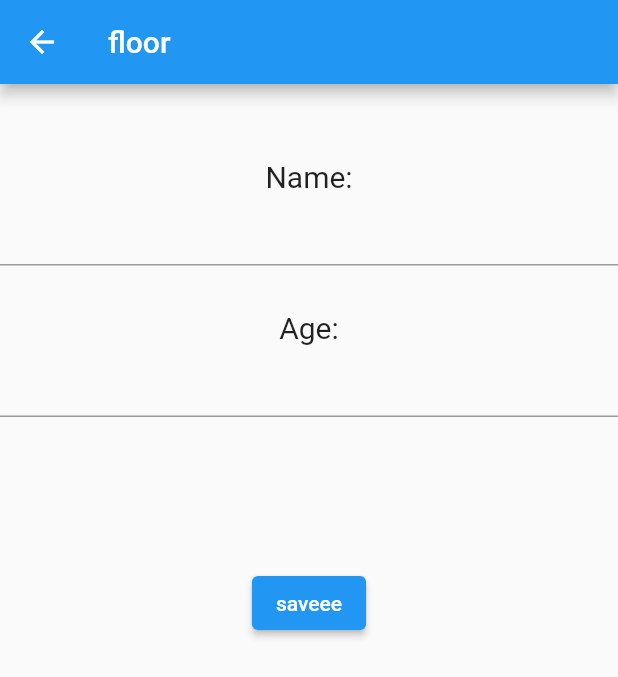
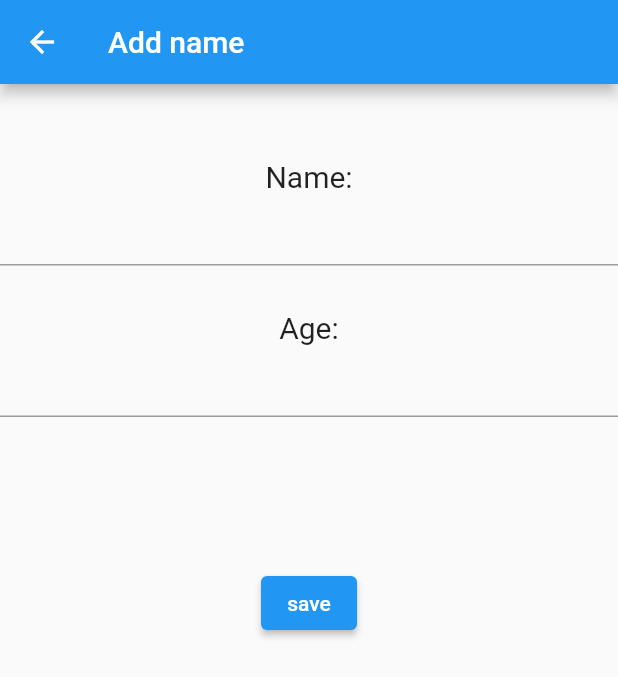
Before and after one commit to amalsaimoua/floor_database, a Flutter app: the addName screen opened by its route, on a phone screen of 412 x 824 dp. Shown: the top 677 px of the screen. Run offline on Flutter 3.47's test engine with Material 2 defaults, Android fonts, the light colour scheme and no system bars; our stand-ins replace floor, sqflite; missing offline and left inert: dart:ffi; accounts and stored records are empty; generated files the repository leaves out were written again.

Commit message:
for reviewing

```diff
--- a/lib/MODLE/patient.dart
+++ b/lib/MODLE/patient.dart
@@ -1,20 +1,23 @@
+// ignore_for_file: non_constant_identifier_names
+
 import 'package:floor/floor.dart';
+//import 'package:flutter/cupertino.dart';
 
 @entity
 class Patient {
-  @primaryKey
-   int id;
+  @PrimaryKey(autoGenerate: true)
+   int? id;
    @ColumnInfo(name:'name')
-   final String name;
+    String name;
 
    @ColumnInfo(name:'image')
-   final String image;
+    String image;
 
    @ColumnInfo(name:'sex')
-   final int sex;
+    int sex;
 
    @ColumnInfo(name:'Bdate')
-   final int Bdate;
+    int Bdate;
 
   Patient(this.id, this.name, this.image, this.sex, this.Bdate);
 }
--- a/lib/addname.dart
+++ b/lib/addname.dart
@@ -1,9 +1,13 @@
-// ignore_for_file: prefer_const_constructors
+// ignore_for_file: prefer_const_constructors, avoid_print, non_constant_identifier_names
 
 import 'package:ammmmmmal/DAO/dao_person.dart';
 import 'package:ammmmmmal/MODLE/patient.dart';
+import 'package:ammmmmmal/homepage.dart';
 import 'package:floor/floor.dart';
+
 import 'package:flutter/material.dart';
+
+import 'DATABASE/database.dart';
 
 class addName extends StatefulWidget {
   const addName({Key? key}) : super(key: key);
@@ -14,16 +18,16 @@ class addName extends StatefulWidget {
 
 class _addNameState extends State<addName> {
   TextEditingController name = TextEditingController();
-    TextEditingController age = TextEditingController();
-    PatientDao? patientDao ;
-    Patient? patient;
-    Database? database;
+  TextEditingController age = TextEditingController();
+  PatientDao? patientDao;
+  Patient? patient;
+  int? id;
 
   @override
   Widget build(BuildContext context) {
     return Scaffold(
         appBar: AppBar(
-          title: Text('floor'),
+          title: Text('Add name'),
         ),
         body: SingleChildScrollView(
           child: Column(
@@ -43,7 +47,7 @@ class _addNameState extends State<addName> {
               SizedBox(
                 height: 30,
               ),
-               Text(
+              Text(
                 'Age:',
                 style: TextStyle(fontSize: 20),
               ),
@@ -55,14 +59,42 @@ class _addNameState extends State<addName> {
               SizedBox(
                 height: 100,
               ),
-              ElevatedButton(onPressed: () {
-               patientDao!.insertPerson(Patient( 1,name.text,'image' ,int.parse(age.text),1));
-               print('$name');
-              },
+              ElevatedButton(
+                  onPressed: () {
+                    inserttodatabase(name: name.text, age: int.parse(age.text));
 
-              child: Text('saveee'))
+                  },
+                  // async {
+                  //   final database = await $FloorAppDatabase
+                  //       .databaseBuilder('app_database.db')
+                  //       .build();
+
+                  //   setState(() {
+                  //     database.personDao.insertPerson(Patient(
+                  //         id, name.text, 'image', 1, int.parse(age.text)));
+                  //     Navigator.of(context).pop();
+                  //     //              (
+
+                  //     // MaterialPageRoute(builder: (context) => const HomePage()));
+                  //   });
+                  // },
+                  child: Text('save')),
+
             ],
           ),
-        ));
+        )
+        );
   }
+
+  inserttodatabase({@required String? name, @required int? age}) async {
+    final database =
+        await $FloorAppDatabase.databaseBuilder('app_database.db').build();
+
+    final PatientDao = database.personDao;
+    Patient patient = Patient(id, name!, 'image', 1, age!);
+
+    await PatientDao.insertPerson(patient);
+  }
+
+
 }
```
Also changed, not shown: lib/DAO/dao_person.dart (+13 -0 lines), lib/homepage.dart (+80 -5 lines), lib/main.dart (+8 -4 lines), lib/updatepatientp.dart (added, +69 -0 lines), lib/DATABASE/database.g.dart.
